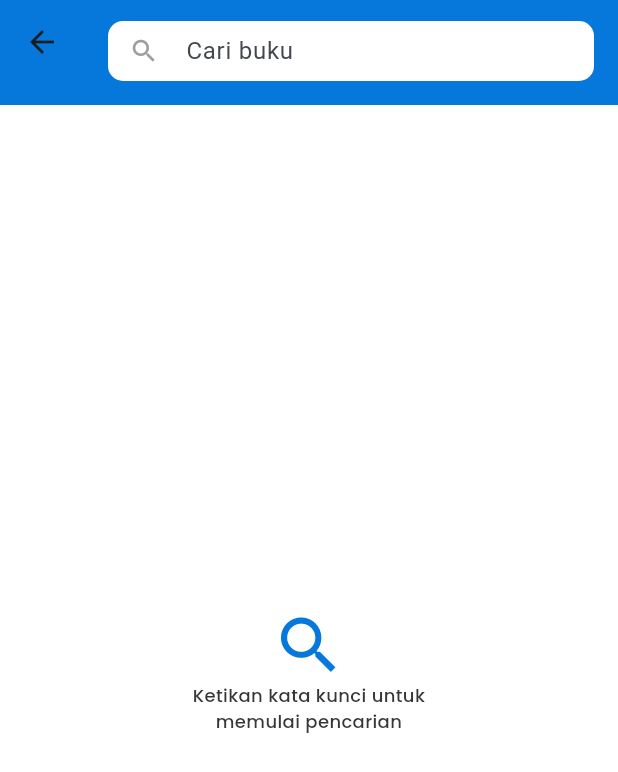
After one commit to INOVEXA-ID/SIPUTRI-MOBILE, a Flutter app: the SearchScreen screen opened directly, on a phone screen of 412 x 824 dp. The commit adds this screen. Shown: the top 772 px of the screen. Run offline on Flutter 3.47's test engine with Material 3 defaults, Android fonts, the phone set to English and light mode, and no system bars; our stand-ins replace bloc, dio, flutter_bloc, flutter_dotenv, google_fonts, google_nav_bar and 2 more; missing offline and left inert: pdfx, syncfusion_flutter_pdf, syncfusion_flutter_pdfviewer; accounts and stored records are empty.

Commit message:
main: fix search

```diff
--- a/lib/features/home/screens/index.dart
+++ b/lib/features/home/screens/index.dart
@@ -2,7 +2,6 @@ import 'package:flutter/material.dart';
 import 'package:flutter_bloc/flutter_bloc.dart';
 import 'package:siputri_mobile/core/config/app_router.dart';
 import 'package:siputri_mobile/core/constants/api_constants.dart';
-import 'package:siputri_mobile/core/services/dio_client.dart';
 import 'package:siputri_mobile/core/widgets/gap.dart';
 import 'package:siputri_mobile/features/home/bloc/buku_bloc.dart';
 import 'package:siputri_mobile/features/home/components/app_bar.dart';
--- /dev/null
+++ b/lib/features/search/bloc/buku_search_bloc.dart
@@ -0,0 +1,25 @@
+import 'package:flutter_bloc/flutter_bloc.dart';
+import 'package:siputri_mobile/features/search/models/buku_search_model.dart';
+import 'package:siputri_mobile/features/search/repositories/buku_search_repository.dart';
+
+part 'buku_search_event.dart';
+part 'buku_search_state.dart';
+
+class BukuSearchBloc extends Bloc<BukuSearchEvent, BukuSearchState> {
+  final BukuSearchRepository bukuRepository;
+  BukuSearchBloc(this.bukuRepository) : super(BukuSearchInitial()) {
+    on<LoadSearchBuku>((event, emit) async {
+      if (event.search.isEmpty) {
+        emit(BukuSearchInitial()); // Atau SearchLoaded([]) jika ingin kosong
+        return;
+      }
+      emit(BukuSearchLoading());
+      try {
+        final books = await bukuRepository.getBooks(search: event.search);
+        emit(BukuSearchLoaded(books));
+      } catch (e) {
+        emit(BukuSearchError(e.toString()));
+      }
+    });
+  }
+}
--- /dev/null
+++ b/lib/features/search/bloc/buku_search_event.dart
@@ -0,0 +1,8 @@
+part of 'buku_search_bloc.dart';
+
+sealed class BukuSearchEvent {}
+
+class LoadSearchBuku extends BukuSearchEvent {
+  final String search;
+  LoadSearchBuku(this.search);
+}
--- /dev/null
+++ b/lib/features/search/bloc/buku_search_state.dart
@@ -0,0 +1,17 @@
+part of 'buku_search_bloc.dart';
+
+sealed class BukuSearchState {}
+
+class BukuSearchInitial extends BukuSearchState {}
+
+class BukuSearchLoading extends BukuSearchState {}
+
+class BukuSearchLoaded extends BukuSearchState {
+  final BukuSearchModel buku;
+  BukuSearchLoaded(this.buku);
+}
+
+class BukuSearchError extends BukuSearchState {
+  final String message;
+  BukuSearchError(this.message);
+}
--- /dev/null
+++ b/lib/features/search/components/welcome.dart
@@ -0,0 +1,25 @@
+import 'package:flutter/material.dart';
+import 'package:siputri_mobile/core/constants/color_constants.dart';
+import 'package:siputri_mobile/core/widgets/my_text.dart';
+
+class WelcomeSearch extends StatelessWidget {
+  const WelcomeSearch({super.key});
+
+  @override
+  Widget build(BuildContext context) {
+    return Center(
+      child: Column(
+        mainAxisAlignment: MainAxisAlignment.center,
+        children: [
+          Icon(Icons.search, size: 50, color: ColorConstants.primaryColor),
+          MyText(
+            title: "Ketikan kata kunci untuk\nmemulai pencarian",
+            color: ColorConstants.textC,
+            fontSize: 12,
+            textAlign: TextAlign.center,
+          ),
+        ],
+      ),
+    );
+  }
+}
--- a/lib/features/search/index.dart
+++ b/lib/features/search/index.dart
@@ -1,10 +1,24 @@
+import 'dart:developer';
+
 import 'package:flutter/material.dart';
+import 'package:flutter_bloc/flutter_bloc.dart';
+import 'package:siputri_mobile/core/constants/api_constants.dart';
 import 'package:siputri_mobile/core/constants/color_constants.dart';
-import 'package:siputri_mobile/core/widgets/my_text.dart';
+import 'package:siputri_mobile/core/widgets/gap.dart';
+import 'package:siputri_mobile/features/home/components/book_card.dart';
+import 'package:siputri_mobile/features/search/bloc/buku_search_bloc.dart';
+import 'package:siputri_mobile/features/search/components/empty.dart';
+import 'package:siputri_mobile/features/search/components/welcome.dart';
 
-class SearchScreen extends StatelessWidget {
+class SearchScreen extends StatefulWidget {
   const SearchScreen({super.key});
 
+  @override
+  State<SearchScreen> createState() => _SearchScreenState();
+}
+
+class _SearchScreenState extends State<SearchScreen> {
+  final searchC = TextEditingController();
   @override
   Widget build(BuildContext context) {
     return Scaffold(
@@ -17,6 +31,10 @@ class SearchScreen extends StatelessWidget {
             margin: EdgeInsets.only(top: 12),
             height: 40,
             child: TextField(
+              controller: searchC,
+              onSubmitted: (value) {
+                context.read<BukuSearchBloc>().add(LoadSearchBuku(value));
+              },
               decoration: InputDecoration(
                 hintText: 'Cari buku',
                 prefixIcon: const Icon(
@@ -36,19 +54,67 @@ class SearchScreen extends StatelessWidget {
           ),
         ),
       ),
-      body: Center(
-        child: Column(
-          mainAxisAlignment: MainAxisAlignment.center,
-          children: [
-            Icon(Icons.search, size: 50, color: ColorConstants.primaryColor),
-            MyText(
-              title: "Ketikan kata kunci untuk\nmemulai pencarian",
-              color: ColorConstants.textC,
-              fontSize: 12,
-              textAlign: TextAlign.center,
-            ),
-          ],
-        ),
+      body: BlocBuilder<BukuSearchBloc, BukuSearchState>(
+        builder: (context, state) {
+          if (state is BukuSearchLoading) {
+            return Center(child: CircularProgressIndicator());
+          } else if (state is BukuSearchError) {
+            return Center(child: Text('Error: ${state.message}'));
+          } else if (state is BukuSearchLoaded) {
+            if (state.buku.data.isEmpty) {
+              return EmptySearch();
+            } else {
+              return Column(
+                crossAxisAlignment: CrossAxisAlignment.start,
+                children: [
+                  Gap(Y: 2),
+                  Expanded(
+                    child: RefreshIndicator(
+                      onRefresh: () {
+                        return Future.delayed(const Duration(seconds: 1));
+                      },
+                      child: GridView.builder(
+                        shrinkWrap: true,
+                        physics: const BouncingScrollPhysics(),
+                        scrollDirection: Axis.vertical,
+                        padding: const EdgeInsets.symmetric(
+                          horizontal: 15,
+                          vertical: 10,
+                        ),
+                        gridDelegate:
+                            const SliverGridDelegateWithFixedCrossAxisCount(
+                              crossAxisCount: 2,
+                              crossAxisSpacing: 15,
+                              mainAxisSpacing: 15,
+                              childAspectRatio: 0.67,
+                            ),
+                        itemCount: state.buku.data.length,
+                        itemBuilder: (context, index) {
+                          final book = state.buku.data[index];
+                          return InkWell(
+                            // onTap:
+                            //     () => Navigator.pushNamed(
+                            //       context,
+                            //       AppRouter.pdfRenderPage,
+                            //     ),
+                            child: BookCard(
+                              title: book.judul,
+                              description: book.deskripsi,
+                              thumbnail:
+                                  "${ApiConstants.baseUrlImage}/${book.thumbnail}",
+                            ),
+                          );
+                        },
+                      ),
+                    ),
+                  ),
+                ],
+              );
+            }
+          } else {
+            return WelcomeSearch();
+          }
+        },
       ),
     );
   }
--- /dev/null
+++ b/lib/features/search/repositories/buku_search_repository.dart
@@ -0,0 +1,22 @@
+import 'package:siputri_mobile/core/constants/api_constants.dart';
+import 'package:siputri_mobile/core/services/dio_client.dart';
+import 'package:siputri_mobile/features/search/models/buku_search_model.dart';
+
+class BukuSearchRepository {
+  final DioClient dioClient;
+
+  BukuSearchRepository(this.dioClient);
+
+  Future<BukuSearchModel> getBooks({required String search}) async {
+    final response = await dioClient.dio.get(
+      "${ApiConstants.bukuEndpoint}$search",
+    );
+
+    if (response.statusCode == 200) {
+      final data = response.data;
+      return BukuSearchModel.fromJson(data);
+    } else {
+      throw Exception('Gagal memuat data buku');
+    }
+  }
+}
```
Also changed, not shown: lib/core/config/app_router.dart (+7 -0 lines), lib/features/home/components/app_bar.dart (+11 -0 lines), lib/features/search/components/empty.dart (added, +29 -0 lines), lib/features/search/models/buku_search_model.dart (added, +89 -0 lines).
